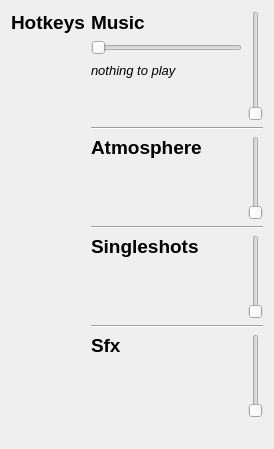
Old version of the form framegenerator.ui in the repository 5in4/yonder.
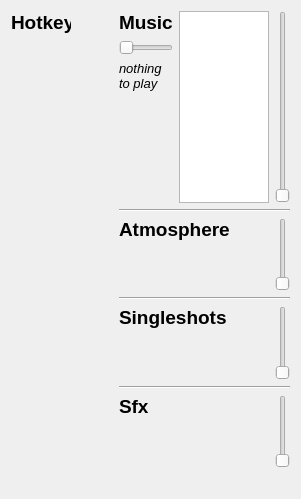
New version of the form.

The edit to the form file:
```diff
--- a/framegenerator.ui
+++ b/framegenerator.ui
@@ -2,14 +2,28 @@
 <ui version="4.0">
  <class>FrameGenerator</class>
  <widget class="QWidget" name="FrameGenerator">
+  <property name="geometry">
+   <rect>
+    <x>0</x>
+    <y>0</y>
+    <width>301</width>
+    <height>499</height>
+   </rect>
+  </property>
   <property name="windowTitle">
    <string>Form</string>
   </property>
   <layout class="QVBoxLayout" name="verticalLayout_8">
    <item>
     <layout class="QHBoxLayout" name="horizontalLayout">
+     <property name="spacing">
+      <number>48</number>
+     </property>
      <item>
       <layout class="QVBoxLayout" name="verticalLayout_3">
+       <property name="spacing">
+        <number>6</number>
+       </property>
        <item>
         <layout class="QHBoxLayout" name="horizontalLayout_7">
          <item>
@@ -58,8 +72,11 @@
      </item>
      <item>
       <layout class="QVBoxLayout" name="verticalLayout_7">
+       <property name="spacing">
+        <number>6</number>
+       </property>
        <item>
-        <layout class="QHBoxLayout" name="horizontalLayout_8">
+        <layout class="QHBoxLayout" name="music_layout">
          <item>
           <layout class="QVBoxLayout" name="verticalLayout_10">
            <item>
@@ -77,12 +94,8 @@
             </widget>
            </item>
            <item>
-            <layout class="QVBoxLayout" name="verticalLayout_2">
-             <item>
               <layout class="QVBoxLayout" name="verticalLayout">
                <item>
-                <layout class="QHBoxLayout" name="music_select_layout">
-                 <item>
                   <widget class="QSlider" name="musicSeek">
                    <property name="enabled">
                     <bool>false</bool>
@@ -92,10 +105,9 @@
                    </property>
                   </widget>
                  </item>
-                </layout>
-               </item>
                <item>
-                <layout class="QHBoxLayout" name="music_control_layout">
+              <layout class="QHBoxLayout" name="music_control_layout"/>
+             </item>
                  <item>
                   <widget class="QLabel" name="musicTagLabel">
                    <property name="text">
@@ -105,24 +117,13 @@
 &lt;/style&gt;&lt;/head&gt;&lt;body style=&quot; font-family:'Droid Sans'; font-size:10pt; font-weight:400; font-style:normal;&quot;&gt;
 &lt;p style=&quot; margin-top:0px; margin-bottom:0px; margin-left:0px; margin-right:0px; -qt-block-indent:0; text-indent:0px;&quot;&gt;&lt;span style=&quot; font-style:italic;&quot;&gt;nothing to play&lt;/span&gt;&lt;/p&gt;&lt;/body&gt;&lt;/html&gt;</string>
                    </property>
-                  </widget>
-                 </item>
-                 <item>
-                  <spacer name="horizontalSpacer_3">
-                   <property name="orientation">
-                    <enum>Qt::Horizontal</enum>
-                   </property>
-                   <property name="sizeHint" stdset="0">
-                    <size>
-                     <width>40</width>
-                     <height>20</height>
-                    </size>
-                   </property>
-                  </spacer>
-                 </item>
-                </layout>
-               </item>
-              </layout>
+               <property name="wordWrap">
+                <bool>true</bool>
+               </property>
+               <property name="textInteractionFlags">
+                <set>Qt::NoTextInteraction</set>
+               </property>
+              </widget>
              </item>
              <item>
               <spacer name="verticalSpacer_3">
@@ -141,6 +142,19 @@
            </item>
           </layout>
          </item>
+         <item>
+          <widget class="QListView" name="music_select_playlist">
+           <property name="editTriggers">
+            <set>QAbstractItemView::NoEditTriggers</set>
+           </property>
+           <property name="showDropIndicator" stdset="0">
+            <bool>false</bool>
+           </property>
+           <property name="alternatingRowColors">
+            <bool>true</bool>
+           </property>
+          </widget>
+         </item>
          <item>
           <widget class="QSlider" name="musicVolume">
            <property name="maximum">
```
Lines whose indentation alone changed are shown as unchanged.
